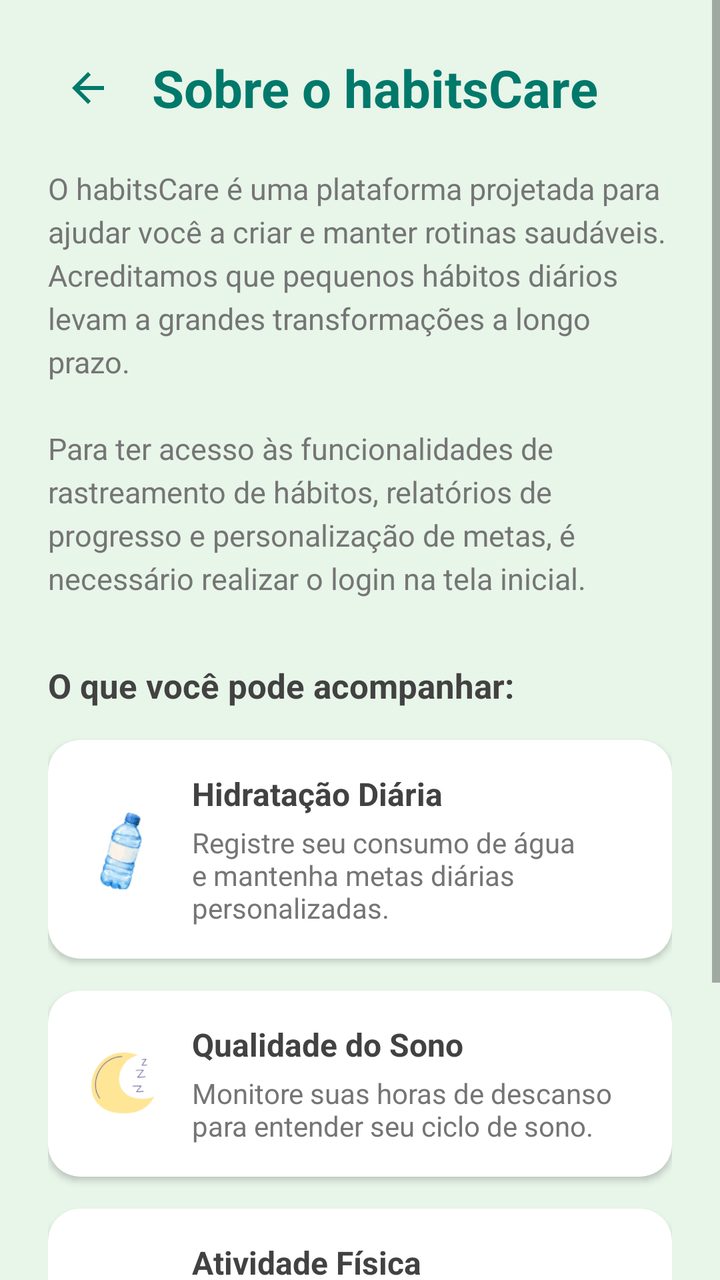
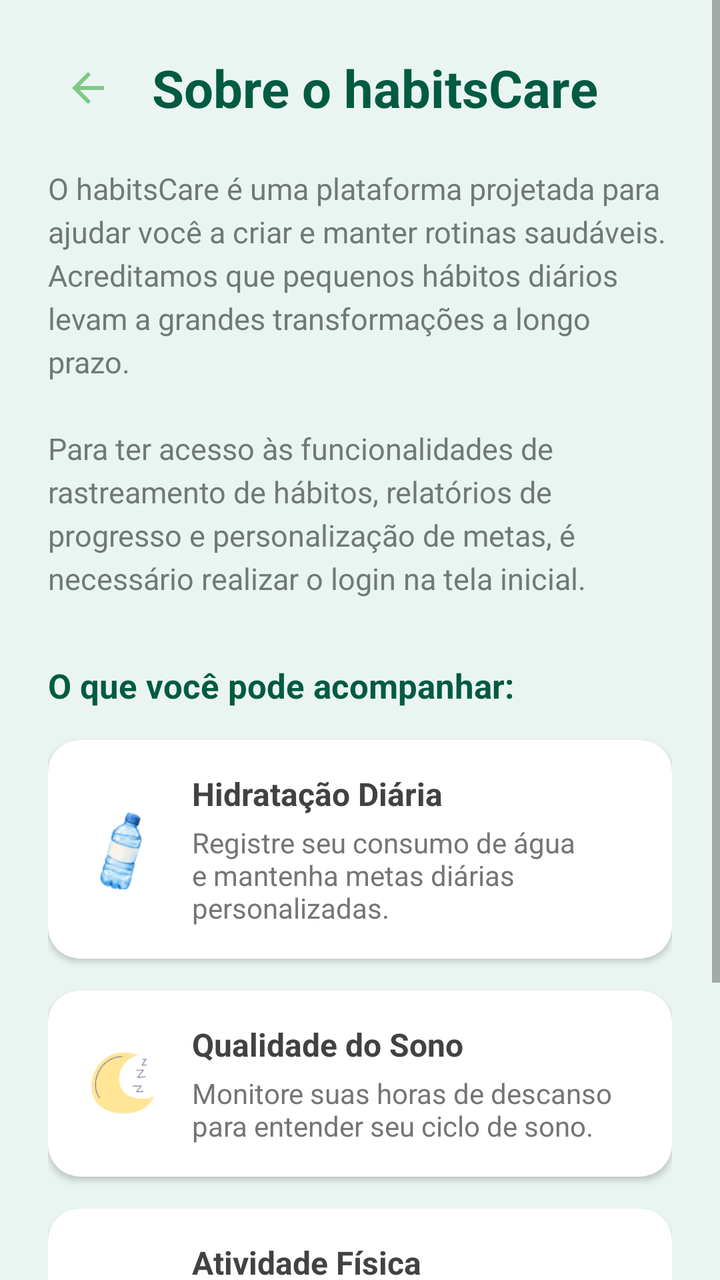

Before-and-after screenshots of an Android layout around one commit, followed by the original layout XML and the change that was made.
<!-- AndroidManifest.xml: application theme Theme.HabitsCare -->
<!-- res/layout/activity_about_project.xml -->
<?xml version="1.0" encoding="utf-8"?>
<ScrollView xmlns:android="http://schemas.android.com/apk/res/android"
    xmlns:app="http://schemas.android.com/apk/res-auto"
    android:layout_width="match_parent"
    android:layout_height="match_parent"
    android:fillViewport="true"
    android:background="@color/bg_app">

    <LinearLayout
        android:layout_width="match_parent"
        android:layout_height="wrap_content"
        android:orientation="vertical"
        android:padding="24dp">

        
        <LinearLayout
            android:layout_width="match_parent"
            android:layout_height="wrap_content"
            android:gravity="center_vertical"
            android:orientation="horizontal"
            android:layout_marginBottom="20dp">

            <ImageButton
                android:id="@+id/btnVoltar"
                android:layout_width="40dp"
                android:layout_height="40dp"
                android:background="?attr/selectableItemBackgroundBorderless"
                android:contentDescription="Voltar"
                android:padding="8dp"
                android:scaleType="fitCenter"
                android:src="@drawable/ic_arrow_back"
                app:tint="@color/brand_green_primary" />

            <TextView
                android:layout_width="wrap_content"
                android:layout_height="wrap_content"
                android:layout_marginStart="12dp"
                android:text="@string/about_title"
                android:textColor="@color/brand_green_primary"
                android:textSize="26sp"
                android:textStyle="bold" />
        </LinearLayout>

        
        <TextView
            android:layout_width="match_parent"
            android:layout_height="wrap_content"
            android:text="@string/about_description"
            android:textColor="@color/text_secondary"
            android:textSize="15sp"
            android:lineSpacingExtra="4dp"
            android:layout_marginBottom="32dp" />

        
        <TextView
            android:layout_width="match_parent"
            android:layout_height="wrap_content"
            android:layout_marginBottom="16dp"
            android:text="@string/about_section_features"
            android:textColor="@color/text_primary"
            android:textSize="17sp"
            android:textStyle="bold" />

        
        <com.google.android.material.card.MaterialCardView
            android:layout_width="match_parent"
            android:layout_height="wrap_content"
            android:layout_marginBottom="16dp"
            app:cardBackgroundColor="@color/bg_card"
            app:cardCornerRadius="16dp"
            app:cardElevation="2dp"
            app:strokeWidth="0dp">

            <LinearLayout
                android:layout_width="match_parent"
                android:layout_height="wrap_content"
                android:gravity="center_vertical"
                android:orientation="horizontal"
                android:padding="16dp">

                <ImageView
                    android:layout_width="40dp"
                    android:layout_height="40dp"
                    android:src="@drawable/ic_water" />

                <LinearLayout
                    android:layout_width="match_parent"
                    android:layout_height="wrap_content"
                    android:layout_marginStart="16dp"
                    android:orientation="vertical">

                    <TextView
                        android:layout_width="wrap_content"
                        android:layout_height="wrap_content"
                        android:text="@string/feature_water_title"
                        android:textColor="@color/text_primary"
                        android:textSize="16sp"
                        android:textStyle="bold" />

                    <TextView
                        android:layout_width="wrap_content"
                        android:layout_height="wrap_content"
                        android:layout_marginTop="4dp"
                        android:text="@string/feature_water_desc"
                        android:textColor="@color/text_secondary"
                        android:textSize="14sp" />
                </LinearLayout>
            </LinearLayout>
        </com.google.android.material.card.MaterialCardView>

        
        <com.google.android.material.card.MaterialCardView
            android:layout_width="match_parent"
            android:layout_height="wrap_content"
            android:layout_marginBottom="16dp"
            app:cardBackgroundColor="@color/bg_card"
            app:cardCornerRadius="16dp"
            app:cardElevation="2dp"
            app:strokeWidth="0dp">

            <LinearLayout
                android:layout_width="match_parent"
                android:layout_height="wrap_content"
                android:gravity="center_vertical"
                android:orientation="horizontal"
                android:padding="16dp">

                <ImageView
                    android:layout_width="40dp"
                    android:layout_height="40dp"
                    android:src="@drawable/ic_sleep" />

                <LinearLayout
                    android:layout_width="match_parent"
                    android:layout_height="wrap_content"
                    android:layout_marginStart="16dp"
                    android:orientation="vertical">

                    <TextView
                        android:layout_width="wrap_content"
                        android:layout_height="wrap_content"
                        android:text="@string/feature_sleep_title"
                        android:textColor="@color/text_primary"
                        android:textSize="16sp"
                        android:textStyle="bold" />

                    <TextView
                        android:layout_width="wrap_content"
                        android:layout_height="wrap_content"
                        android:layout_marginTop="4dp"
                        android:text="@string/feature_sleep_desc"
                        android:textColor="@color/text_secondary"
                        android:textSize="14sp" />
                </LinearLayout>
            </LinearLayout>
        </com.google.android.material.card.MaterialCardView>

        
        <com.google.android.material.card.MaterialCardView
            android:layout_width="match_parent"
            android:layout_height="wrap_content"
            android:layout_marginBottom="32dp"
            app:cardBackgroundColor="@color/bg_card"
            app:cardCornerRadius="16dp"
            app:cardElevation="2dp"
            app:strokeWidth="0dp">

            <LinearLayout
                android:layout_width="match_parent"
                android:layout_height="wrap_content"
                android:gravity="center_vertical"
                android:orientation="horizontal"
                android:padding="16dp">

                <ImageView
                    android:layout_width="40dp"
                    android:layout_height="40dp"
                    android:src="@drawable/ic_walk" />

                <LinearLayout
                    android:layout_width="match_parent"
                    android:layout_height="wrap_content"
                    android:layout_marginStart="16dp"
                    android:orientation="vertical">

                    <TextView
                        android:layout_width="wrap_content"
                        android:layout_height="wrap_content"
                        android:text="@string/feature_walk_title"
                        android:textColor="@color/text_primary"
                        android:textSize="16sp"
                        android:textStyle="bold" />

                    <TextView
                        android:layout_width="wrap_content"
                        android:layout_height="wrap_content"
                        android:layout_marginTop="4dp"
                        android:text="@string/feature_walk_desc"
                        android:textColor="@color/text_secondary"
                        android:textSize="14sp" />
                </LinearLayout>
            </LinearLayout>
        </com.google.android.material.card.MaterialCardView>

        
        <com.google.android.material.button.MaterialButton
            android:id="@+id/btnCriarConta"
            android:layout_width="match_parent"
            android:layout_height="56dp"
            android:layout_marginTop="8dp"
            android:text="@string/btn_back_to_login"
            android:textAllCaps="false"
            android:textColor="@color/white"
            android:textSize="16sp"
            android:textStyle="bold"
            app:backgroundTint="@color/brand_green_primary"
            app:cornerRadius="12dp" />

    </LinearLayout>
</ScrollView>
<!-- resources referenced by this layout -->
<resources>
  <color name="bg_app">#E8F5E9</color>
  <color name="bg_card">#FFFFFF</color>
  <color name="brand_green_primary">#00796B</color>
  <color name="text_primary">#424242</color>
  <color name="text_secondary">#757575</color>
  <color name="white">#FFFFFF</color>
  <!-- drawable ic_arrow_back (drawable) -->
  <vector xmlns:android="http://schemas.android.com/apk/res/android" android:autoMirrored="true" android:height="24dp" android:tint="#1F2937" android:viewportHeight="24" android:viewportWidth="24" android:width="24dp">
        
      <path android:fillColor="@android:color/white" android:pathData="M20,11H7.83l5.59,-5.59L12,4l-8,8 8,8 1.41,-1.41L7.83,13H20v-2z"/>
      
  </vector>
  <!-- drawable ic_sleep: png bitmap (drawable, 6156 bytes) -->
  <!-- drawable ic_walk: png bitmap (drawable, 11184 bytes) -->
  <!-- drawable ic_water: png bitmap (drawable, 8576 bytes) -->
  <string name="about_description">O habitsCare é uma plataforma projetada para ajudar você a criar e manter rotinas saudáveis. Acreditamos que pequenos hábitos diários levam a grandes transformações a longo prazo.\n\nPara ter acesso às funcionalidades de rastreamento de hábitos, relatórios de progresso e personalização de metas, é necessário realizar o login na tela inicial.</string>
  <string name="about_section_features">O que você pode acompanhar:</string>
  <string name="about_title">Sobre o habitsCare</string>
  <string name="btn_back_to_login">Fazer Login para Acessar</string>
  <string name="feature_sleep_desc">Monitore suas horas de descanso para entender seu ciclo de sono.</string>
  <string name="feature_sleep_title">Qualidade do Sono</string>
  <string name="feature_walk_desc">Acompanhe suas caminhadas e mantenha seu corpo em movimento.</string>
  <string name="feature_walk_title">Atividade Física</string>
  <string name="feature_water_desc">Registre seu consumo de água e mantenha metas diárias personalizadas.</string>
  <string name="feature_water_title">Hidratação Diária</string>
  <style name="Theme.HabitsCare" parent="Theme.MaterialComponents.DayNight.NoActionBar">
          <item name="colorPrimary">@color/brand_green_primary</item>
          <item name="colorPrimaryVariant">@color/brand_green_dark</item>
          <item name="colorOnPrimary">@color/white</item>
      </style>
  <color name="brand_green_dark">#004D40</color>
</resources>

<!-- the commit's change to res/layout/activity_about_project.xml (unified diff, before → after) -->
@@ -4,7 +4,7 @@
     android:layout_width="match_parent"
     android:layout_height="match_parent"
     android:fillViewport="true"
-    android:background="@color/bg_app">
+    style="@style/background">
 
     <LinearLayout
         android:layout_width="match_parent"
@@ -29,14 +29,14 @@
                 android:padding="8dp"
                 android:scaleType="fitCenter"
                 android:src="@drawable/ic_arrow_back"
-                app:tint="@color/brand_green_primary" />
+                app:tint="@color/brand_green_leaf" />
 
             <TextView
                 android:layout_width="wrap_content"
                 android:layout_height="wrap_content"
                 android:layout_marginStart="12dp"
                 android:text="@string/about_title"
-                android:textColor="@color/brand_green_primary"
+                style="@style/titulos"
                 android:textSize="26sp"
                 android:textStyle="bold" />
         </LinearLayout>
@@ -46,7 +46,7 @@
             android:layout_width="match_parent"
             android:layout_height="wrap_content"
             android:text="@string/about_description"
-            android:textColor="@color/text_secondary"
+            style="@style/textos"
             android:textSize="15sp"
             android:lineSpacingExtra="4dp"
             android:layout_marginBottom="32dp" />
@@ -57,7 +57,7 @@
             android:layout_height="wrap_content"
             android:layout_marginBottom="16dp"
             android:text="@string/about_section_features"
-            android:textColor="@color/text_primary"
+            style="@style/titulos"
             android:textSize="17sp"
             android:textStyle="bold" />
 
<!-- resource entries referenced after the edit -->
@@ -1,7 +1,7 @@
 <!-- resources referenced by this layout -->
 <resources>
-  <color name="bg_app">#E8F5E9</color>
   <color name="bg_card">#FFFFFF</color>
+  <color name="brand_green_leaf">#81C784</color>
   <color name="brand_green_primary">#00796B</color>
   <color name="text_primary">#424242</color>
   <color name="text_secondary">#757575</color>
@@ -25,6 +25,16 @@
   <string name="feature_walk_title">Atividade Física</string>
   <string name="feature_water_desc">Registre seu consumo de água e mantenha metas diárias personalizadas.</string>
   <string name="feature_water_title">Hidratação Diária</string>
+  <style name="background">
+          <item name="android:background">#EAF5F2</item>
+      </style>
+  <style name="textos">
+          <item name="android:textColor">#707977</item>
+      </style>
+  <style name="titulos">
+          <item name="android:textColor">#005B41</item>
+          <item name="android:textStyle">bold</item>
+      </style>
   <style name="Theme.HabitsCare" parent="Theme.MaterialComponents.DayNight.NoActionBar">
           <item name="colorPrimary">@color/brand_green_primary</item>
           <item name="colorPrimaryVariant">@color/brand_green_dark</item>
